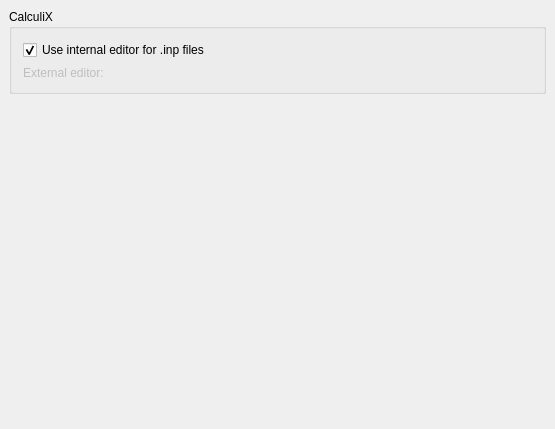
Before: the Qt Designer form src/Mod/Fem/Gui/DlgSettingsFem.ui in berndhahnebach/All_FreeCAD, drawn with Qt 5.
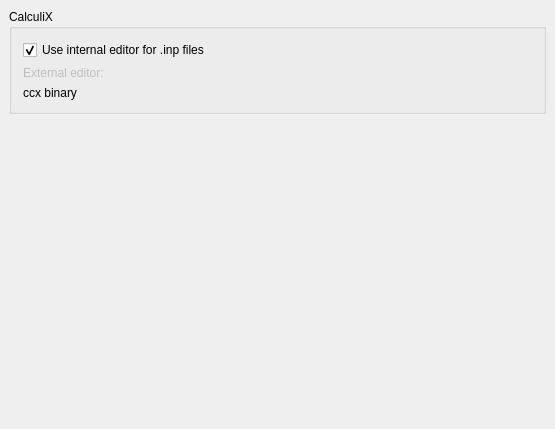
After: the same form once the commit is applied. Custom widgets are drawn as their Qt base class.

Commit message: FEM: Add option to define ccx path in Preferences

Diff of the .ui file:
```diff
--- a/src/Mod/Fem/Gui/DlgSettingsFem.ui
+++ b/src/Mod/Fem/Gui/DlgSettingsFem.ui
@@ -90,6 +90,30 @@
           </item>
          </layout>
         </item>
+        <item row="2" column="0">
+         <layout class="QHBoxLayout" name="horizontalLayout_2">
+          <item>
+           <widget class="QLabel" name="l_ccx_binary">
+            <property name="text">
+             <string>ccx binary</string>
+            </property>
+           </widget>
+          </item>
+          <item>
+           <widget class="Gui::PrefFileChooser" name="fc_ccx_binary">
+            <property name="toolTip">
+             <string>Leave blank to use default CalculiX ccx binary file</string>
+            </property>
+            <property name="prefEntry" stdset="0">
+             <cstring>ccxBinaryPath</cstring>
+            </property>
+            <property name="prefPath" stdset="0">
+             <cstring>Mod/Fem</cstring>
+            </property>
+           </widget>
+          </item>
+         </layout>
+        </item>
        </layout>
       </item>
      </layout>
```
The commit also changes 2 other files.
